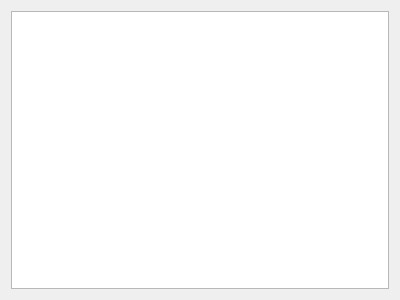
Above: Code/insidetab.ui from Tab-Al/Qt-5.15-Notepad before the change. Below: the same form after it.
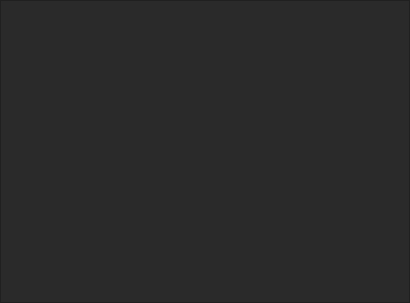
That is the form after the change.

```diff
--- a/Code/insidetab.ui
+++ b/Code/insidetab.ui
@@ -6,16 +6,53 @@
    <rect>
     <x>0</x>
     <y>0</y>
-    <width>400</width>
-    <height>300</height>
+    <width>410</width>
+    <height>303</height>
    </rect>
   </property>
   <property name="windowTitle">
    <string>Form</string>
   </property>
+  <property name="styleSheet">
+   <string notr="true">margin : 0px;</string>
+  </property>
   <layout class="QHBoxLayout" name="horizontalLayout">
+   <property name="spacing">
+    <number>0</number>
+   </property>
+   <property name="leftMargin">
+    <number>0</number>
+   </property>
+   <property name="topMargin">
+    <number>0</number>
+   </property>
+   <property name="rightMargin">
+    <number>0</number>
+   </property>
+   <property name="bottomMargin">
+    <number>0</number>
+   </property>
    <item>
-    <widget class="QTextEdit" name="textEdit"/>
+    <widget class="QTextEdit" name="textEdit">
+     <property name="font">
+      <font>
+       <pointsize>12</pointsize>
+      </font>
+     </property>
+     <property name="styleSheet">
+      <string notr="true">QTextEdit{
+    background-color: rgb(42, 42, 42);
+	color : white;
+}</string>
+     </property>
+     <property name="html">
+      <string>&lt;!DOCTYPE HTML PUBLIC &quot;-//W3C//DTD HTML 4.0//EN&quot; &quot;http://www.w3.org/TR/REC-html40/strict.dtd&quot;&gt;
+&lt;html&gt;&lt;head&gt;&lt;meta name=&quot;qrichtext&quot; content=&quot;1&quot; /&gt;&lt;style type=&quot;text/css&quot;&gt;
+p, li { white-space: pre-wrap; }
+&lt;/style&gt;&lt;/head&gt;&lt;body style=&quot; font-family:'MS Shell Dlg 2'; font-size:12pt; font-weight:400; font-style:normal;&quot;&gt;
+&lt;p style=&quot;-qt-paragraph-type:empty; margin-top:0px; margin-bottom:0px; margin-left:0px; margin-right:0px; -qt-block-indent:0; text-indent:0px;&quot;&gt;&lt;br /&gt;&lt;/p&gt;&lt;/body&gt;&lt;/html&gt;</string>
+     </property>
+    </widget>
    </item>
   </layout>
  </widget>
```
